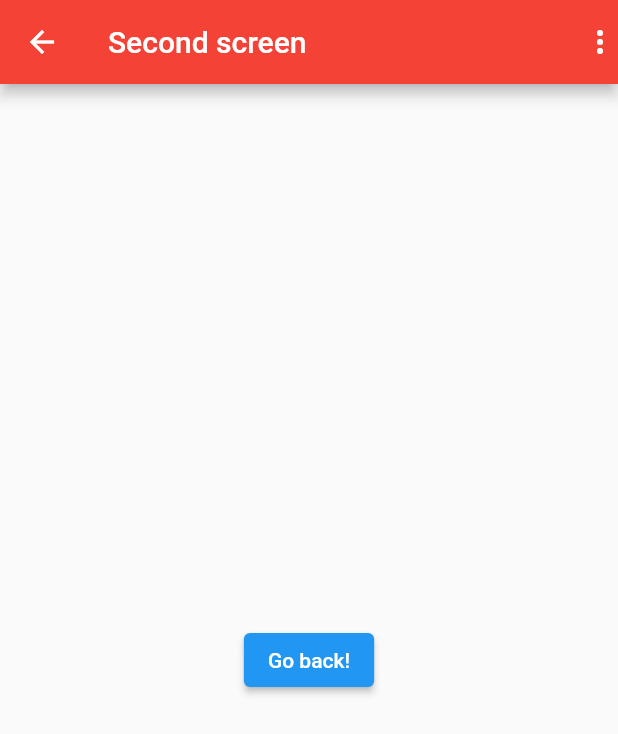
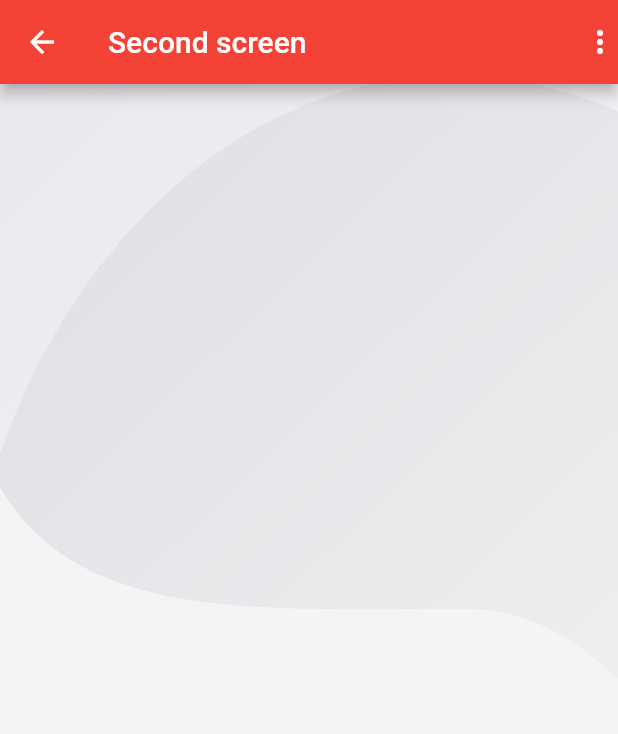
Before and after one commit to Dharani-Mediwave/flutterlearn, a Flutter app: the screen it shows after launch, after a tap on "Launch screen", on a phone screen of 412 x 824 dp. Shown: the top 734 px of the screen. Run offline on Flutter 3.47's test engine with Material 2 defaults, Android fonts, the phone set to English and light mode, and no system bars; our stand-ins replace font_awesome_flutter.

Commit message:
Added background image

```diff
--- a/lib/screens/FirstScreen.dart
+++ b/lib/screens/FirstScreen.dart
@@ -16,8 +16,7 @@ class FirstScreen extends StatelessWidget {
         decoration: BoxDecoration(
           image: DecorationImage(
             fit: BoxFit.cover,
-            image: NetworkImage(
-                "https://cdn.pixabay.com/photo/2021/08/07/18/36/city-6529108__340.jpg"),
+            image: AssetImage("images/background.jpg"),
           ),
         ),
         child: Center(
--- a/lib/screens/SecondScreen.dart
+++ b/lib/screens/SecondScreen.dart
@@ -1,4 +1,5 @@
 import 'package:flutter/material.dart';
+import '../widgets/BackgroundClipPath.dart';
 import '../widgets/BaseAppBar.dart';
 
 class SecondScreen extends StatelessWidget {
@@ -6,19 +7,20 @@ class SecondScreen extends StatelessWidget {
 
   @override
   Widget build(BuildContext context) {
+    double WIDTH = MediaQuery.of(context).size.width;
+
     return Scaffold(
       appBar: BaseAppBar(
         title: Text("Second screen"),
         appBar: AppBar(),
         widgets: <Widget>[Icon(Icons.more_vert)],
       ),
-      body: Center(
-        child: ElevatedButton(
-          onPressed: () {
-            Navigator.pop(context);
-          },
-          child: const Text('Go back!'),
+      body: CustomPaint(
+        size: Size(
+          WIDTH,
+          (WIDTH * 2.2418604651162792).toDouble(),
         ),
+        painter: BackgroundClipPath(),
       ),
     );
   }
--- /dev/null
+++ b/lib/widgets/BackgroundClipPath.dart
@@ -0,0 +1,107 @@
+import 'package:flutter/material.dart';
+import 'dart:ui' as ui;
+
+class BackgroundClipPath extends CustomPainter {
+  @override
+  void paint(Canvas canvas, Size size) {
+    // TODO: implement paint
+    Paint paint_0_fill = Paint()..style = PaintingStyle.fill;
+    paint_0_fill.color = Colors.white.withOpacity(1.0);
+    canvas.drawRect(Rect.fromLTWH(0, 0, size.width, size.height), paint_0_fill);
+
+    Path path_1 = Path();
+    path_1.moveTo(size.width * 1.539535, size.height * 0.5480985);
+    path_1.cubicTo(
+        size.width * 1.143616,
+        size.height * 1.316587,
+        size.width * 1.194656,
+        size.height * 0.8310840,
+        size.width * 0.7502581,
+        size.height * 0.8310840);
+    path_1.cubicTo(
+        size.width * 0.3058628,
+        size.height * 0.8310840,
+        size.width * -0.06976744,
+        size.height * 0.8548154,
+        size.width * -0.06976744,
+        size.height * 0.5480985);
+    path_1.cubicTo(
+        size.width * -0.06976744,
+        size.height * 0.2413817,
+        size.width * 0.2904860,
+        size.height * -0.007261411,
+        size.width * 0.7348837,
+        size.height * -0.007261411);
+    path_1.cubicTo(
+        size.width * 1.179281,
+        size.height * -0.007261411,
+        size.width * 1.539535,
+        size.height * 0.2413817,
+        size.width * 1.539535,
+        size.height * 0.5480985);
+    path_1.close();
+
+    Paint paint_1_fill = Paint()..style = PaintingStyle.fill;
+    paint_1_fill.color = Color(0xffF4F4F4).withOpacity(1.0);
+    canvas.drawPath(path_1, paint_1_fill);
+
+    Path path_2 = Path();
+    path_2.moveTo(size.width * 1.539535, size.height * 0.1725799);
+    path_2.cubicTo(
+        size.width * 1.143616,
+        size.height * 0.9410633,
+        size.width * 1.194656,
+        size.height * 0.4555654,
+        size.width * 0.7502581,
+        size.height * 0.4555654);
+    path_2.cubicTo(
+        size.width * 0.3058628,
+        size.height * 0.4555654,
+        size.width * -0.06976744,
+        size.height * 0.4792967,
+        size.width * -0.06976744,
+        size.height * 0.1725799);
+    path_2.cubicTo(
+        size.width * -0.06976744,
+        size.height * -0.1341369,
+        size.width * 0.2904860,
+        size.height * -0.3827801,
+        size.width * 0.7348837,
+        size.height * -0.3827801);
+    path_2.cubicTo(
+        size.width * 1.179281,
+        size.height * -0.3827801,
+        size.width * 1.539535,
+        size.height * -0.1341369,
+        size.width * 1.539535,
+        size.height * 0.1725799);
+    path_2.close();
+
+    Paint paint_2_fill = Paint()..style = PaintingStyle.fill;
+    paint_2_fill.shader = ui.Gradient.linear(
+        Offset(size.width * -17.90698, size.height * -10.01037),
+        Offset(size.width * 1.082558, size.height * 0.5539419), [
+      Color(0xff08979D).withOpacity(1),
+      Color(0xff48376A).withOpacity(0.0257815),
+      Color(0xff521CC2).withOpacity(0.0104167),
+      Color(0xff521CC2).withOpacity(0.0104167),
+      Color(0xff521CC2).withOpacity(0.0104167),
+      Color(0xff521CC2).withOpacity(0.0104167),
+      Color(0xff46346E).withOpacity(0.10767)
+    ], [
+      0.425702,
+      0.9998,
+      0.9999,
+      1,
+      1,
+      1,
+      1
+    ]);
+    canvas.drawPath(path_2, paint_2_fill);
+  }
+
+  @override
+  bool shouldRepaint(covariant CustomPainter oldDelegate) {
+    return true;
+  }
+}
--- a/pubspec.yaml
+++ b/pubspec.yaml
@@ -62,6 +62,7 @@ flutter:
   # To add assets to your application, add an assets section, like this:
   assets:
     - images/message.png
+    - images/background.jpg
 
   # An image asset can refer to one or more resolution-specific "variants", see
   # https://flutter.dev/assets-and-images/#resolution-aware
```
Also changed, not shown: images/background.jpg (added).
